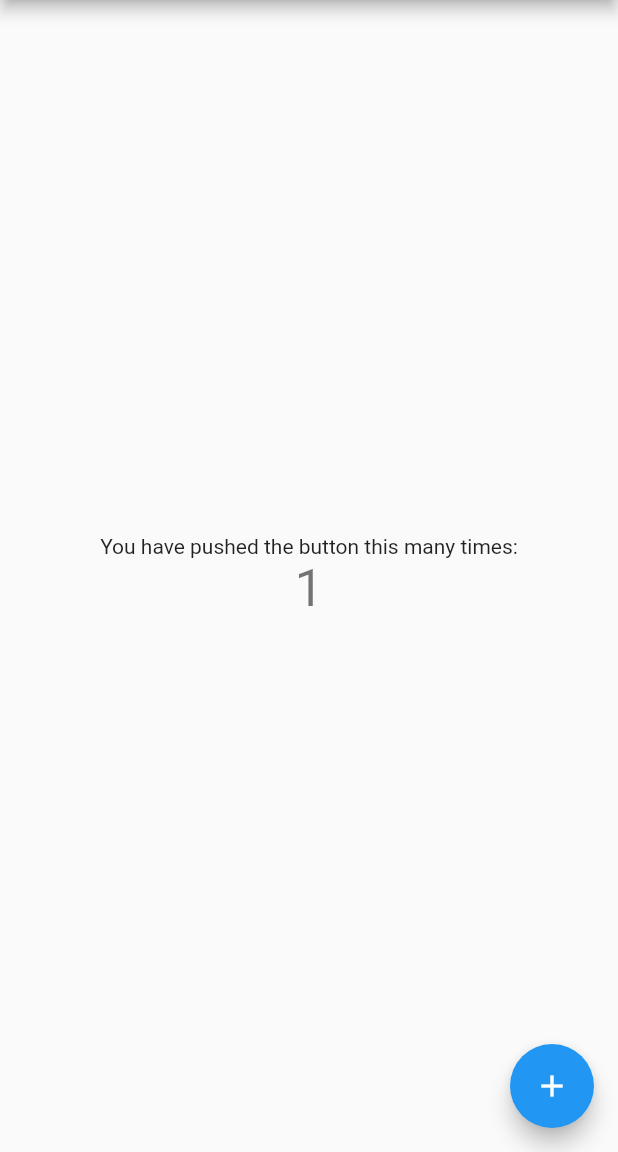
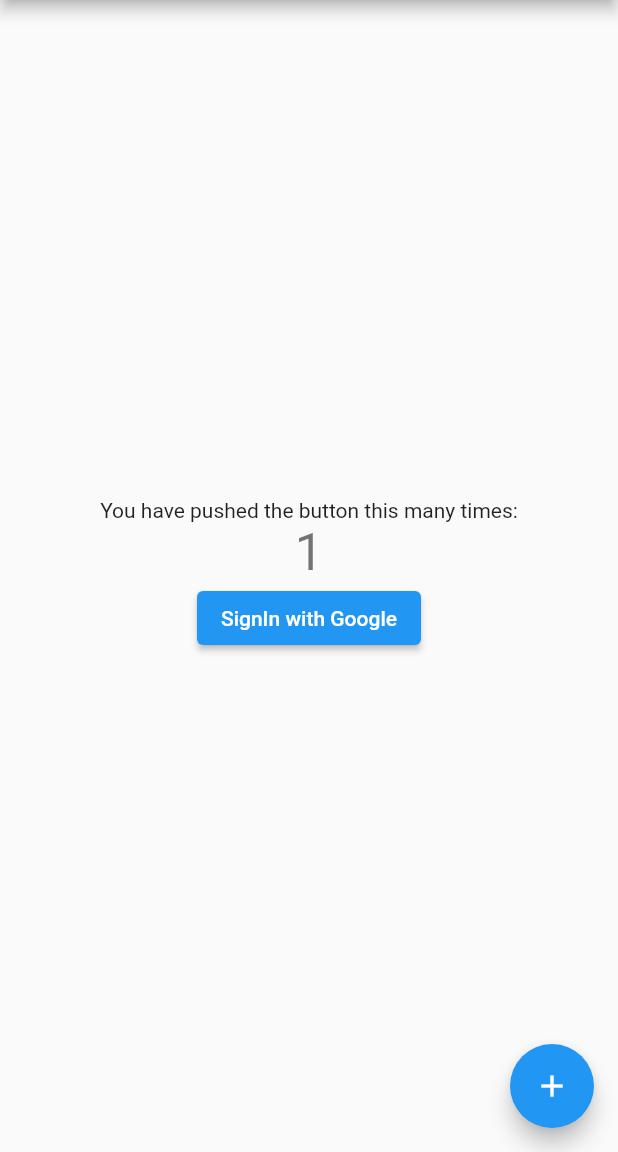
Before and after one commit to ticktackbeer/Salud_Amigos, a Flutter app: the screen it shows after launch, after a tap on the "add" icon, on a phone screen of 412 x 824 dp, the part 84-1236 px from its top. Run offline on Flutter 3.47's test engine with Material 2 defaults, Android fonts, the phone set to English and light mode, and no system bars; our stand-ins replace firebase_auth, firebase_core, google_sign_in; accounts and stored records are empty; network calls fail.

Commit message:
Google Login

```diff
--- a/lib/main.dart
+++ b/lib/main.dart
@@ -1,8 +1,17 @@
+import 'package:firebase_auth/firebase_auth.dart';
 import 'package:flutter/material.dart';
+import 'package:google_sign_in/google_sign_in.dart';
+import 'package:firebase_core/firebase_core.dart';
 
-void main() {
+
+void main() async {
+   WidgetsFlutterBinding.ensureInitialized();
+   await Firebase.initializeApp();
+ // await signInWithGoogle();
   runApp(const MyApp());
 }
+
+final GoogleSignIn _googleSignIn = GoogleSignIn(scopes: ["email"]);
 
 class MyApp extends StatelessWidget {
   const MyApp({super.key});
@@ -10,6 +19,7 @@ class MyApp extends StatelessWidget {
   // This widget is the root of your application.
   @override
   Widget build(BuildContext context) {
+
     return MaterialApp(
       title: 'Flutter Demo',
       theme: ThemeData(
@@ -27,6 +37,8 @@ class MyApp extends StatelessWidget {
       home: const MyHomePage(title: 'Flutter Demo Home Page'),
     );
   }
+
+
 }
 
 class MyHomePage extends StatefulWidget {
@@ -59,10 +71,12 @@ class _MyHomePageState extends State<MyHomePage> {
       // called again, and so nothing would appear to happen.
       _counter++;
     });
+
   }
 
   @override
   Widget build(BuildContext context) {
+
     // This method is rerun every time setState is called, for instance as done
     // by the _incrementCounter method above.
     //
@@ -102,6 +116,8 @@ class _MyHomePageState extends State<MyHomePage> {
               '$_counter',
               style: Theme.of(context).textTheme.headline4,
             ),
+            const ElevatedButton(onPressed:signInWithGoogle, child: Text("SignIn with Google")),
+
           ],
         ),
       ),
@@ -113,3 +129,22 @@ class _MyHomePageState extends State<MyHomePage> {
     );
   }
 }
+Future<void> signInWithGoogle() async {
+
+  // Trigger the authentication flow
+  final GoogleSignIn signIn =  GoogleSignIn( signInOption: SignInOption.standard,scopes: ['email']);
+  //signout nur zum testen
+  signIn.signOut();
+  final GoogleSignInAccount? googleUser = await signIn.signIn();
+  // Obtain the auth details from the request
+  final GoogleSignInAuthentication? googleAuth = await googleUser?.authentication;
+
+  // Create a new credential
+  final credential = GoogleAuthProvider.credential(
+    accessToken: googleAuth?.accessToken,
+    idToken: googleAuth?.idToken,
+  );
+
+  // Once signed in, return the UserCredential
+  await FirebaseAuth.instance.signInWithCredential(credential);
+}
```
